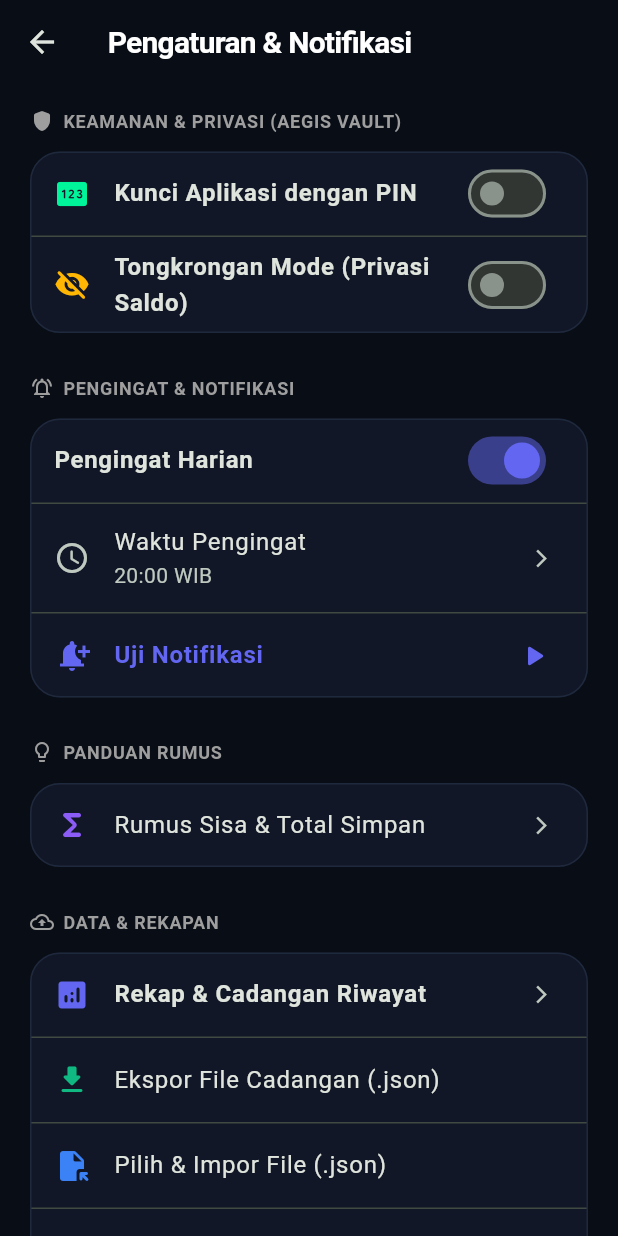
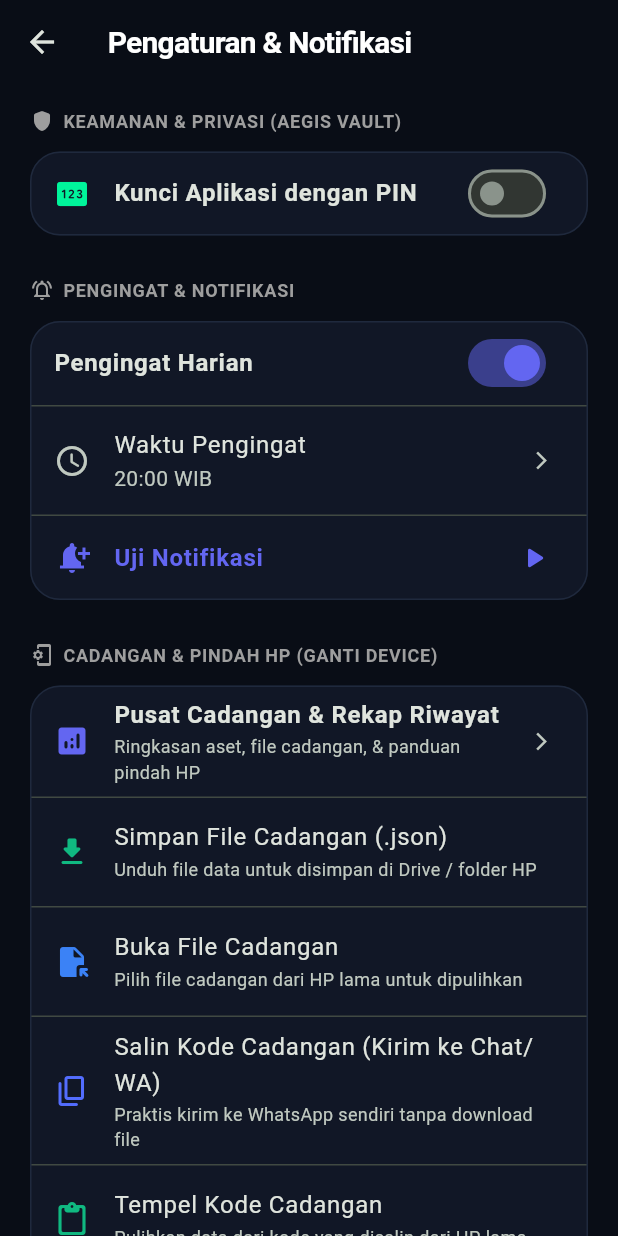
Before and after one commit to M-Aqilaz/Aegis-Finance-Track, a Flutter app: the SettingsScreen screen opened directly with empty values, on a phone screen of 412 x 824 dp. Run offline on Flutter 3.47's test engine with Material 3 defaults, Android fonts, the phone set to English and light mode, and no system bars; our stand-ins replace file_picker, fl_chart, flutter_local_notifications, share_plus, shared_preferences, timezone; missing offline and left inert: dart:html; accounts and stored records are empty.

Commit message:
feat: universalize branding, simplify settings UX, enhance device migration flow, and add direct APK installer guide

```diff
--- a/lib/screens/settings_screen.dart
+++ b/lib/screens/settings_screen.dart
@@ -152,82 +152,24 @@ class _SettingsScreenState extends State<SettingsScreen> {
     }
   }
 
-  void _showFormulaExplanation() {
+  void _showExportDialog() {
+    final jsonStr = widget.storageService.exportJson();
     showDialog(
       context: context,
       builder: (ctx) => AlertDialog(
         title: const Row(
           children: [
-            Icon(Icons.calculate_outlined, color: Color(0xFF6366F1)),
+            Icon(Icons.share_rounded, color: Color(0xFF6366F1), size: 20),
             SizedBox(width: 8),
-            Text('Rumus Financial Track'),
+            Text('Kode Cadangan (Pindah HP)', style: TextStyle(fontSize: 16)),
           ],
         ),
-        content: SingleChildScrollView(
-          child: Column(
-            crossAxisAlignment: CrossAxisAlignment.start,
-            mainAxisSize: MainAxisSize.min,
-            children: [
-              const Text(
-                'Sistem perhitungan otomatis sesuai format pencatatanmu:',
-                style: TextStyle(fontSize: 13, color: Colors.grey),
-              ),
-              const SizedBox(height: 12),
-              _buildFormulaItem(
-                'Pemasukan (Income)',
-                'Semua uang yang masuk ke kantongmu hari itu.',
-                const Color(0xFF10B981),
-              ),
-              _buildFormulaItem(
-                'Pengeluaran (Expense)',
-                'Semua biaya hidup yang keluar. Dicatat rinci per kategori agar tidak bocor.',
-                const Color(0xFFEF4444),
-              ),
-              _buildFormulaItem(
-                'Save (Tabungan Harian)',
-                'Uang yang disisihkan hari ini ke tabungan / brankas.',
-                const Color(0xFF3B82F6),
-              ),
-              _buildFormulaItem(
-                'Sisa (Saldo Kas Berjalan)',
-                'Sisa Hari Ini = Sisa Kemarin + Pemasukan - Pengeluaran - Save.',
-                const Color(0xFF8B5CF6),
-              ),
-              _buildFormulaItem(
-                'Total Simpan (Akumulasi)',
-                'Total Simpan = Total Simpan Kemarin + Save Hari Ini.',
-                const Color(0xFF06B6D4),
-              ),
-              _buildFormulaItem(
-                'Total Kekayaan (Net Worth)',
-                'Net Worth = Sisa Saldo + Total Simpan.',
-                const Color(0xFFF59E0B),
-              ),
-            ],
-          ),
-        ),
-        actions: [
-          TextButton(
-            onPressed: () => Navigator.pop(ctx),
-            child: const Text('Tutup'),
-          ),
-        ],
-      ),
-    );
-  }
-
-  void _showExportDialog() {
-    final jsonStr = widget.storageService.exportJson();
-    showDialog(
-      context: context,
-      builder: (ctx) => AlertDialog(
-        title: const Text('Ekspor Cadangan Data'),
         content: Column(
           mainAxisSize: MainAxisSize.min,
           crossAxisAlignment: CrossAxisAlignment.start,
           children: [
             const Text(
-              'Salin teks JSON berikut untuk mencadangkan atau memindahkan catatan ke perangkat lain:',
+              'Salin kode di bawah ini lalu kirimkan ke chat WhatsApp pribadi atau simpan di Catatan HP. Di HP baru, Anda tinggal menempelkannya.',
               style: TextStyle(fontSize: 12, color: Colors.grey),
             ),
             const SizedBox(height: 12),
@@ -250,18 +192,21 @@ class _SettingsScreenState extends State<SettingsScreen> {
         actions: [
           TextButton(
             onPressed: () => Navigator.pop(ctx),
-            child: const Text('Batal'),
+            child: const Text('Tutup'),
           ),
           ElevatedButton.icon(
             onPressed: () {
               Clipboard.setData(ClipboardData(text: jsonStr));
               Navigator.pop(ctx);
               ScaffoldMessenger.of(context).showSnackBar(
-                const SnackBar(content: Text('Data JSON berhasil disalin ke clipboard!')),
+                const SnackBar(
+                  content: Text('Kode cadangan disalin! Siap dikirim ke WA/catatan pribadi.'),
+                  backgroundColor: Color(0xFF6366F1),
+                ),
               );
             },
             icon: const Icon(Icons.copy, size: 16),
-            label: const Text('Salin Data'),
+            label: const Text('Salin Kode'),
           ),
         ],
       ),
@@ -273,13 +218,19 @@ class _SettingsScreenState extends State<SettingsScreen> {
     showDialog(
       context: context,
       builder: (ctx) => AlertDialog(
-        title: const Text('Impor Data JSON'),
+        title: const Row(
+          children: [
+            Icon(Icons.paste_rounded, color: Color(0xFF10B981), size: 20),
+            SizedBox(width: 8),
+            Text('Tempel Kode Cadangan', style: TextStyle(fontSize: 16)),
+          ],
+        ),
         content: Column(
           mainAxisSize: MainAxisSize.min,
           crossAxisAlignment: CrossAxisAlignment.start,
           children: [
             const Text(
-              'Tempel teks data cadangan JSON yang valid di bawah ini:',
+              'Tempel kode cadangan yang sudah Anda salin dari HP sebelumnya:',
               style: TextStyle(fontSize: 12, color: Colors.grey),
             ),
             const SizedBox(height: 12),
@@ -287,7 +238,7 @@ class _SettingsScreenState extends State<SettingsScreen> {
               controller: controller,
               maxLines: 4,
               decoration: InputDecoration(
-                hintText: '[{"date": "2026-11-03...", ...}]',
+                hintText: 'Tempel kode di sini...',
                 border: OutlineInputBorder(borderRadius: BorderRadius.circular(8)),
               ),
             ),
@@ -299,6 +250,10 @@ class _SettingsScreenState extends State<SettingsScreen> {
             child: const Text('Batal'),
           ),
           ElevatedButton(
+            style: ElevatedButton.styleFrom(
+              backgroundColor: const Color(0xFF10B981),
+              foregroundColor: Colors.white,
+            ),
             onPressed: () async {
               final text = controller.text.trim();
               if (text.isNotEmpty) {
@@ -311,53 +266,16 @@ class _SettingsScreenState extends State<SettingsScreen> {
                     SnackBar(
                       content: Text(
                         success
-                            ? 'Data berhasil diimpor & saldo telah dihitung ulang!'
-                            : 'Gagal mengimpor data. Format JSON tidak sesuai.',
+                            ? 'Data berhasil dipulihkan & saldo telah sinkron!'
+                            : 'Gagal memulihkan data. Format kode tidak valid.',
                       ),
-                      backgroundColor: success ? Colors.green : Colors.red,
+                      backgroundColor: success ? const Color(0xFF10B981) : Colors.red,
                     ),
                   );
                 }
               }
             },
-            child: const Text('Impor'),
-          ),
-        ],
-      ),
-    );
-  }
-
-  Widget _buildFormulaItem(String title, String desc, Color color) {
-    return Padding(
-      padding: const EdgeInsets.symmetric(vertical: 6),
-      child: Row(
-        crossAxisAlignment: CrossAxisAlignment.start,
-        children: [
-          Container(
-            margin: const EdgeInsets.only(top: 4),
-            width: 8,
-            height: 8,
-            decoration: BoxDecoration(color: color, shape: BoxShape.circle),
-          ),
-          const SizedBox(width: 8),
-          Expanded(
-            child: Column(
-              crossAxisAlignment: CrossAxisAlignment.start,
-              children: [
-                Text(
-                  title,
-                  style: TextStyle(
-                    fontSize: 13,
-                    fontWeight: FontWeight.bold,
-                    color: color,
-                  ),
-                ),
-                Text(
-                  desc,
-                  style: const TextStyle(fontSize: 12),
-                ),
-              ],
-            ),
+            child: const Text('Terapkan & Pulihkan'),
           ),
         ],
       ),
@@ -416,17 +334,6 @@ class _SettingsScreenState extends State<SettingsScreen> {
                     },
                   ),
                 ],
-                const Divider(height: 1),
-                SwitchListTile(
-                  secondary: const Icon(Icons.visibility_off_rounded, color: AppTheme.solarAmber),
-                  title: const Text('Tongkrongan Mode (Privasi Saldo)', style: TextStyle(fontWeight: FontWeight.w600)),
-                  value: s.privacyMode,
-                  activeThumbColor: AppTheme.solarAmber,
-                  onChanged: (val) async {
-                    await s.togglePrivacyMode();
-                    setState(() {});
-                  },
-                ),
               ],
             ),
           ),
@@ -466,38 +373,23 @@ class _SettingsScreenState extends State<SettingsScreen> {
 
           const SizedBox(height: 24),
 
-          // FINANCIAL LOGIC & GUIDE
-          _buildHeader('PANDUAN RUMUS', Icons.lightbulb_outline),
-          Card(
-            child: Column(
-              children: [
-                ListTile(
-                  leading: const Icon(Icons.functions_rounded, color: Color(0xFF8B5CF6)),
-                  title: const Text('Rumus Sisa & Total Simpan'),
-                  trailing: const Icon(Icons.arrow_forward_ios, size: 14),
-                  onTap: _showFormulaExplanation,
-                ),
-              ],
-            ),
-          ),
-
-          const SizedBox(height: 24),
-
-          // BACKUP & RESTORE
-          _buildHeader('DATA & REKAPAN', Icons.backup_outlined),
+          // CADANGAN & PINDAH HP (DEVICE MIGRATION)
+          _buildHeader('CADANGAN & PINDAH HP (GANTI DEVICE)', Icons.phonelink_setup_rounded),
           Card(
             child: Column(
               children: [
                 ListTile(
                   leading: const Icon(Icons.analytics_rounded, color: Color(0xFF6366F1)),
-                  title: const Text('Rekap & Cadangan Riwayat', style: TextStyle(fontWeight: FontWeight.bold)),
+                  title: const Text('Pusat Cadangan & Rekap Riwayat', style: TextStyle(fontWeight: FontWeight.bold)),
+                  subtitle: const Text('Ringkasan aset, file cadangan, & panduan pindah HP', style: TextStyle(fontSize: 12)),
                   trailing: const Icon(Icons.arrow_forward_ios, size: 14),
                   onTap: () => HistoryRecapDialog.show(context, widget.storageService),
                 ),
                 const Divider(height: 1),
                 ListTile(
                   leading: const Icon(Icons.download_rounded, color: Color(0xFF10B981)),
-                  title: const Text('Ekspor File Cadangan (.json)'),
+                  title: const Text('Simpan File Cadangan (.json)'),
+                  subtitle: const Text('Unduh file data untuk disimpan di Drive / folder HP', style: TextStyle(fontSize: 12)),
                   onTap: () async {
                     final messenger = ScaffoldMessenger.of(context);
                     final success = await BackupService.exportBackupFile(widget.storageService);
@@ -506,8 +398,8 @@ class _SettingsScreenState extends State<SettingsScreen> {
                         SnackBar(
                           content: Text(
                             success
-                                ? 'File cadangan berhasil diekspor / disimpan!'
-                                : 'Gagal mengekspor file cadangan.',
+                                ? 'File cadangan berhasil disimpan!'
+                                : 'Gagal menyimpan file cadangan.',
                           ),
                           backgroundColor: success ? const Color(0xFF10B981) : Colors.red,
                         ),
@@ -518,32 +410,36 @@ class _SettingsScreenState extends State<SettingsScreen> {
                 const Divider(height: 1),
                 ListTile(
                   leading: const Icon(Icons.file_open_rounded, color: Color(0xFF3B82F6)),
-                  title: const Text('Pilih & Impor File (.json)'),
+                  title: const Text('Buka File Cadangan'),
+                  subtitle: const Text('Pilih file cadangan dari HP lama untuk dipulihkan', style: TextStyle(fontSize: 12)),
                   onTap: () => HistoryRecapDialog.show(context, widget.storageService),
                 ),
                 const Divider(height: 1),
                 ListTile(
-                  leading: const Icon(Icons.text_snippet_outlined, color: Colors.blueGrey),
-                  title: const Text('Salin Teks Cadangan (JSON)'),
+                  leading: const Icon(Icons.copy_rounded, color: Colors.indigoAccent),
+                  title: const Text('Salin Kode Cadangan (Kirim ke Chat/WA)'),
+                  subtitle: const Text('Praktis kirim ke WhatsApp sendiri tanpa download file', style: TextStyle(fontSize: 12)),
                   onTap: _showExportDialog,
                 ),
                 const Divider(height: 1),
                 ListTile(
-                  leading: const Icon(Icons.paste_rounded, color: Colors.blueGrey),
-                  title: const Text('Tempel Teks Cadangan (JSON)'),
+                  leading: const Icon(Icons.paste_rounded, color: Color(0xFF10B981)),
+                  title: const Text('Tempel Kode Cadangan'),
+                  subtitle: const Text('Pulihkan data dari kode yang disalin dari HP lama', style: TextStyle(fontSize: 12)),
                   onTap: _showImportDialog,
                 ),
                 const Divider(height: 1),
                 ListTile(
                   leading: const Icon(Icons.restart_alt, color: Colors.orange),
-                  title: const Text('Reset ke Data 3-8 Nov 2026', style: TextStyle(color: Colors.orange)),
+                  title: const Text('Reset Data ke Awal', style: TextStyle(color: Colors.orange)),
+                  subtitle: const Text('Kosongkan riwayat transaksi untuk mulai baru', style: TextStyle(fontSize: 12)),
                   onTap: () {
                     showDialog(
                       context: context,
                       builder: (ctx) => AlertDialog(
-                        title: const Text('Reset Data?'),
+                        title: const Text('Reset Data Aplikasi?'),
                         content: const Text(
-                          'Data akan dikembalikan ke catatan resmi 3-8 November 2026 dan saldo SeaBank Rp 30.000.',
+                          'Semua riwayat transaksi dan penyesuaian saldo akan diatur ulang ke kondisi awal default. Pastikan Anda telah membuat cadangan data jika diperlukan.',
                         ),
                         actions: [
                           TextButton(
@@ -561,11 +457,11 @@ class _SettingsScreenState extends State<SettingsScreen> {
                               if (ctx.mounted) Navigator.pop(ctx);
                               if (mounted) {
                                 messenger.showSnackBar(
-                                  const SnackBar(content: Text('Data berhasil di-reset ke 3-8 November 2026')),
+                                  const SnackBar(content: Text('Data aplikasi berhasil di-reset ke kondisi awal default.')),
                                 );
                               }
                             },
-                            child: const Text('Reset'),
+                            child: const Text('Reset Sekarang'),
                           ),
                         ],
                       ),
--- a/lib/widgets/history_recap_dialog.dart
+++ b/lib/widgets/history_recap_dialog.dart
@@ -147,7 +147,7 @@ class _HistoryRecapSheetState extends State<_HistoryRecapSheet> {
     Clipboard.setData(ClipboardData(text: jsonStr));
     ScaffoldMessenger.of(context).showSnackBar(
       const SnackBar(
-        content: Text('Teks data cadangan disalin ke clipboard!'),
+        content: Text('Kode cadangan disalin ke clipboard! Siap dikirim ke WA/catatan pribadi.'),
         backgroundColor: Color(0xFF6366F1),
       ),
     );
@@ -158,15 +158,27 @@ class _HistoryRecapSheetState extends State<_HistoryRecapSheet> {
     showDialog(
       context: context,
       builder: (dialogCtx) => AlertDialog(
-        title: const Text('Tempel Data JSON'),
+        title: const Row(
+          children: [
+            Icon(Icons.paste_rounded, color: Color(0xFF10B981), size: 20),
+            SizedBox(width: 8),
+            Text('Tempel Kode Cadangan', style: TextStyle(fontSize: 16)),
+          ],
+        ),
         content: Column(
           mainAxisSize: MainAxisSize.min,
+          crossAxisAlignment: CrossAxisAlignment.start,
           children: [
+            const Text(
+              'Tempel kode cadangan yang disalin dari HP sebelumnya:',
+              style: TextStyle(fontSize: 12, color: Colors.grey),
+            ),
+            const SizedBox(height: 10),
             TextField(
               controller: controller,
               maxLines: 5,
               decoration: InputDecoration(
-                hintText: 'Tempel teks JSON di sini...',
+                hintText: 'Tempel kode di sini...',
                 border: OutlineInputBorder(borderRadius: BorderRadius.circular(10)),
               ),
             ),
@@ -178,6 +190,10 @@ class _HistoryRecapSheetState extends State<_HistoryRecapSheet> {
             child: const Text('Batal'),
           ),
           ElevatedButton(
+            style: ElevatedButton.styleFrom(
+              backgroundColor: const Color(0xFF10B981),
+              foregroundColor: Colors.white,
+            ),
             onPressed: () async {
               final text = controller.text.trim();
               if (text.isNotEmpty) {
@@ -189,8 +205,8 @@ class _HistoryRecapSheetState extends State<_HistoryRecapSheet> {
                     SnackBar(
                       content: Text(
                         success
-                            ? 'Data riwayat & aset berhasil diimpor!'
-                            : 'Gagal mengimpor data.',
+                            ? 'Data riwayat & aset berhasil dipulihkan!'
+                            : 'Gagal memulihkan data. Format kode tidak valid.',
                       ),
                       backgroundColor: success ? const Color(0xFF10B981) : Colors.red,
                     ),
@@ -198,7 +214,7 @@ class _HistoryRecapSheetState extends State<_HistoryRecapSheet> {
                 }
               }
             },
-            child: const Text('Impor'),
+            child: const Text('Terapkan & Pulihkan'),
           ),
         ],
       ),
@@ -264,7 +280,7 @@ class _HistoryRecapSheetState extends State<_HistoryRecapSheet> {
               mainAxisAlignment: MainAxisAlignment.spaceBetween,
               children: [
                 const Text(
-                  'Rekap & Cadangan Riwayat',
+                  'Cadangan & Pindah HP',
                   style: TextStyle(fontSize: 18, fontWeight: FontWeight.bold),
                 ),
                 Container(
@@ -293,7 +309,48 @@ class _HistoryRecapSheetState extends State<_HistoryRecapSheet> {
                 fontWeight: FontWeight.w500,
               ),
             ),
-            const SizedBox(height: 16),
+            const SizedBox(height: 14),
+
+            // Pindah HP Info Card
+            Container(
+              padding: const EdgeInsets.symmetric(horizontal: 14, vertical: 12),
+              decoration: BoxDecoration(
+                color: const Color(0xFF6366F1).withValues(alpha: 0.12),
+                borderRadius: BorderRadius.circular(14),
+                border: Border.all(color: const Color(0xFF6366F1).withValues(alpha: 0.25)),
+              ),
+              child: Row(
+                children: [
+                  const Icon(Icons.phonelink_setup_rounded, color: Color(0xFF818CF8), size: 24),
+                  const SizedBox(width: 12),
+                  Expanded(
+                    child: Column(
+                      crossAxisAlignment: CrossAxisAlignment.start,
+                      children: [
+                        const Text(
+                          'Mau Ganti HP atau Pindah Device?',
+                          style: TextStyle(
+                            fontSize: 12.5,
+                            fontWeight: FontWeight.bold,
+                            color: Color(0xFF818CF8),
+                          ),
+                        ),
+                        const SizedBox(height: 3),
+                        Text(
+                          '1. Di HP lama: Simpan file cadangan atau salin kode ke WhatsApp.\n2. Di HP baru: Buka file atau tempel kodenya di menu ini. Semua saldo & riwayat langsung pindah!',
+                          style: TextStyle(
+                            fontSize: 11,
+                            color: isDark ? Colors.grey[300] : Colors.grey[700],
+                            height: 1.3,
+                          ),
+                        ),
+                      ],
+                    ),
+                  ),
+                ],
+              ),
+            ),
+            const SizedBox(height: 14),
 
             // Total Semua Aset Card
             Container(
@@ -430,7 +487,7 @@ class _HistoryRecapSheetState extends State<_HistoryRecapSheet> {
                 onPressed: _handleExportFile,
                 icon: const Icon(Icons.download_rounded),
                 label: const Text(
-                  'Ekspor & Simpan File Cadangan',
+                  'Simpan File Cadangan (.json)',
                   style: TextStyle(fontWeight: FontWeight.bold),
                 ),
               ),
@@ -447,13 +504,13 @@ class _HistoryRecapSheetState extends State<_HistoryRecapSheet> {
                 onPressed: _handlePickAndImportFile,
                 icon: const Icon(Icons.file_open_rounded),
                 label: const Text(
-                  'Pilih & Impor File Cadangan',
+                  'Buka & Pulihkan File Cadangan',
                   style: TextStyle(fontWeight: FontWeight.bold),
                 ),
               ),
               const SizedBox(height: 10),
 
-              // 3. Copy / Paste JSON Text Buttons Row
+              // 3. Copy / Paste Code Buttons Row
               Row(
                 children: [
                   Expanded(
@@ -463,7 +520,10 @@ class _HistoryRecapSheetState extends State<_HistoryRecapSheet> {
                       ),
                       onPressed: _handleCopyJsonText,
                       icon: const Icon(Icons.copy_rounded, size: 16),
-                      label: const Text('Salin Teks JSON'),
+                      label: const Text(
+                        'Salin Kode (WA)',
+                        style: TextStyle(fontSize: 12),
+                      ),
                     ),
                   ),
                   Expanded(
@@ -473,7 +533,10 @@ class _HistoryRecapSheetState extends State<_HistoryRecapSheet> {
                       ),
                       onPressed: _handlePasteJsonDialog,
                       icon: const Icon(Icons.paste_rounded, size: 16),
-                      label: const Text('Tempel Teks JSON'),
+                      label: const Text(
+                        'Tempel Kode',
+                        style: TextStyle(fontSize: 12),
+                      ),
                     ),
                   ),
                 ],
```
Also changed, not shown: lib/screens/home_screen.dart (+11 -17 lines), 1 other file.
